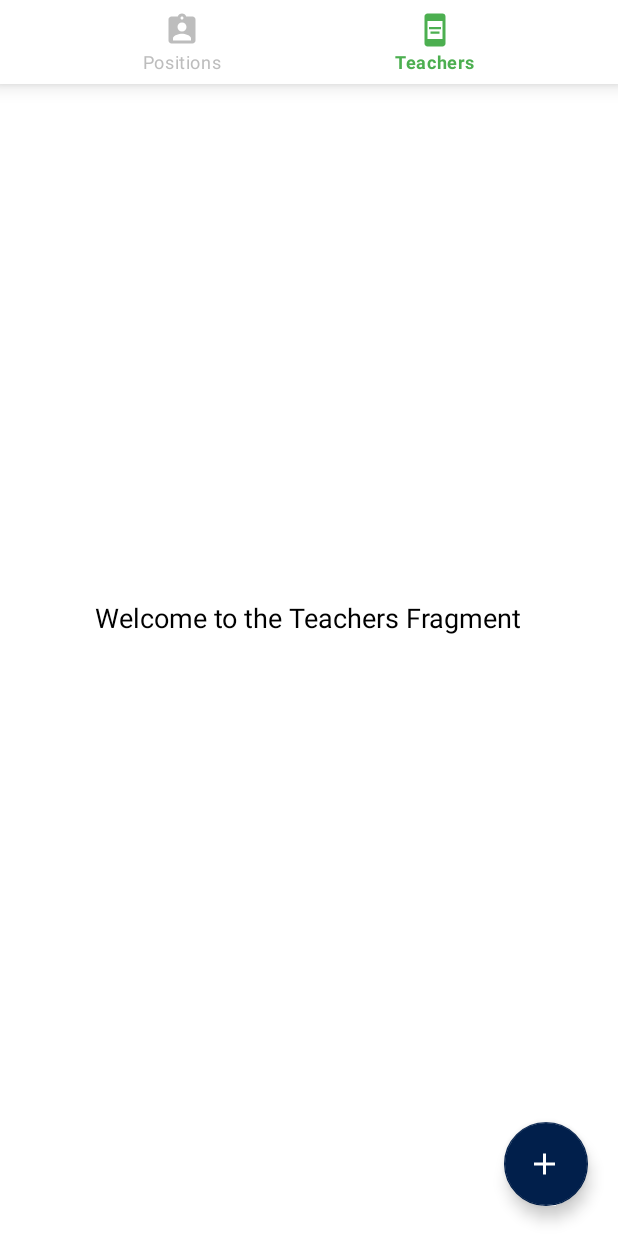
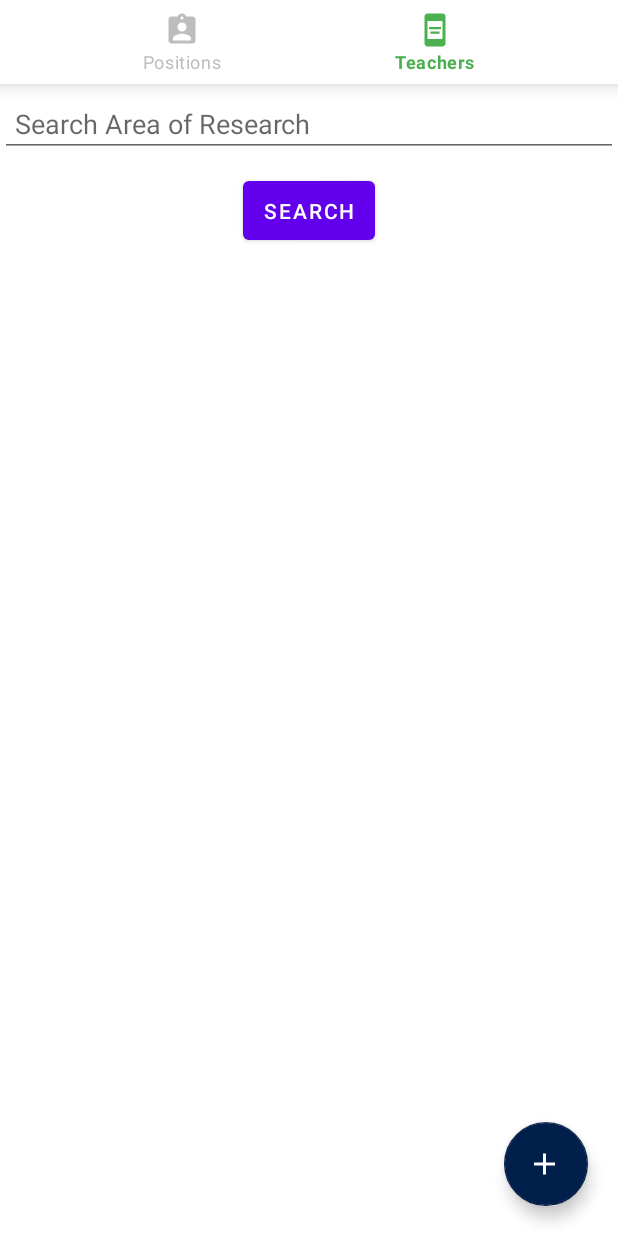
Before and after one commit to Yashrajmotwani/ise_android_project, an Android app built with Jetpack Compose: the screen it shows after launch once a user with an empty profile is signed in (MainActivity), item 2 of the bottom bar chosen, on a phone screen of 412 x 824 dp. Run offline under Robolectric (Android 15) with nearby library versions, the phone set to English and light mode, and no system bars; our stand-ins replace Firebase (no records; nobody signed in at launch, a user with empty details on screens opened directly).

Commit message:
DB connection for both fragments done

```diff
--- a/app/src/main/java/com/ourapp/ise_app_dev/TeacherFragment.kt
+++ b/app/src/main/java/com/ourapp/ise_app_dev/TeacherFragment.kt
@@ -1,6 +1,51 @@
 package com.ourapp.ise_app_dev
 
+import android.os.Bundle
+import android.view.View
+import androidx.appcompat.widget.SearchView
+import androidx.recyclerview.widget.RecyclerView
+import android.view.LayoutInflater
+import android.view.ViewGroup
+import android.widget.Toast
 import androidx.fragment.app.Fragment
+import androidx.lifecycle.Observer
+import androidx.lifecycle.ViewModelProvider
+import androidx.recyclerview.widget.LinearLayoutManager
+import com.ourapp.ise_app_dev.databinding.FragmentTeacherBinding
 
-class TeacherFragment : Fragment(R.layout.fragment_teacher) {
+class TeacherFragment : Fragment() {
+
+    private lateinit var teacherViewModel: TeacherViewModel
+
+    override fun onCreateView(
+        inflater: LayoutInflater, container: ViewGroup?,
+        savedInstanceState: Bundle?
+    ): View? {
+        // Inflate the layout for this fragment
+        val binding = FragmentTeacherBinding.inflate(inflater, container, false)
+
+        teacherViewModel = ViewModelProvider(this).get(TeacherViewModel::class.java)
+
+        binding.recyclerView.layoutManager = LinearLayoutManager(context)
+
+        // Observe the search results
+        teacherViewModel.fsearchResults.observe(viewLifecycleOwner, Observer { teachers ->
+            // Update RecyclerView with search results
+            val adapter = TeacherAdapter(teachers)
+            binding.recyclerView.adapter = adapter
+        })
+
+        // Listen for search query
+        binding.searchButton.setOnClickListener {
+            val query = binding.searchEditText.text.toString()
+            if (query.isNotEmpty()) {
+                // Call the search function
+                teacherViewModel.fsearch(query)
+            } else {
+                Toast.makeText(context, "Please enter a query", Toast.LENGTH_SHORT).show()
+            }
+        }
+
+        return binding.root
+    }
 }
--- a/app/src/main/res/layout/fragment_search.xml
+++ b/app/src/main/res/layout/fragment_search.xml
@@ -11,7 +11,7 @@
         android:id="@+id/searchEditText"
         android:layout_width="0dp"
         android:layout_height="wrap_content"
-        android:hint="Search Projects"
+        android:hint="Search Open Positions"
         android:layout_marginTop="60dp"
         app:layout_constraintTop_toTopOf="parent"
         app:layout_constraintStart_toStartOf="parent"
--- a/app/src/main/res/layout/fragment_teacher.xml
+++ b/app/src/main/res/layout/fragment_teacher.xml
@@ -1,18 +1,39 @@
 <?xml version="1.0" encoding="utf-8"?>
-<LinearLayout xmlns:android="http://schemas.android.com/apk/res/android"
+<androidx.constraintlayout.widget.ConstraintLayout
+    xmlns:android="http://schemas.android.com/apk/res/android"
+    xmlns:app="http://schemas.android.com/apk/res-auto"
+    xmlns:tools="http://schemas.android.com/tools"
     android:layout_width="match_parent"
     android:layout_height="match_parent"
-    android:orientation="vertical"
-    android:gravity="center"
-    android:padding="16dp">
+    tools:context=".SearchFragment">
 
-    <!-- TextView displaying some text, centered within the layout -->
-    <TextView
-        android:id="@+id/positionTextView"
+    <EditText
+        android:id="@+id/searchEditText"
+        android:layout_width="0dp"
+        android:layout_height="wrap_content"
+        android:hint="Search Area of Research"
+        android:layout_marginTop="60dp"
+        app:layout_constraintTop_toTopOf="parent"
+        app:layout_constraintStart_toStartOf="parent"
+        app:layout_constraintEnd_toEndOf="parent"
+        android:padding="10dp"/>
+
+    <Button
+        android:id="@+id/searchButton"
         android:layout_width="wrap_content"
         android:layout_height="wrap_content"
-        android:text="Welcome to the Teachers Fragment"
-        android:textSize="18sp"
-        android:textColor="@android:color/black" />
+        android:text="Search"
+        app:layout_constraintTop_toBottomOf="@id/searchEditText"
+        app:layout_constraintStart_toStartOf="parent"
+        app:layout_constraintEnd_toEndOf="parent"
+        android:layout_marginTop="10dp"
+        android:padding="10dp"/>
 
-</LinearLayout>
+    <androidx.recyclerview.widget.RecyclerView
+        android:id="@+id/recyclerView"
+        android:layout_width="match_parent"
+        android:layout_height="0dp"
+        app:layout_constraintTop_toBottomOf="@id/searchButton"
+        app:layout_constraintBottom_toBottomOf="parent"
+        android:padding="10dp" />
+</androidx.constraintlayout.widget.ConstraintLayout>
```
Also changed, not shown: app/src/main/java/com/ourapp/ise_app_dev/ApiService.kt (+6 -4 lines), app/src/main/java/com/ourapp/ise_app_dev/SignOut.kt (+0 -8 lines), app/src/main/java/com/ourapp/ise_app_dev/Teacher.kt (added, +13 -0 lines), app/src/main/java/com/ourapp/ise_app_dev/TeacherAdapter.kt (added, +34 -0 lines), app/src/main/java/com/ourapp/ise_app_dev/TeacherViewModel.kt (added, +35 -0 lines).
